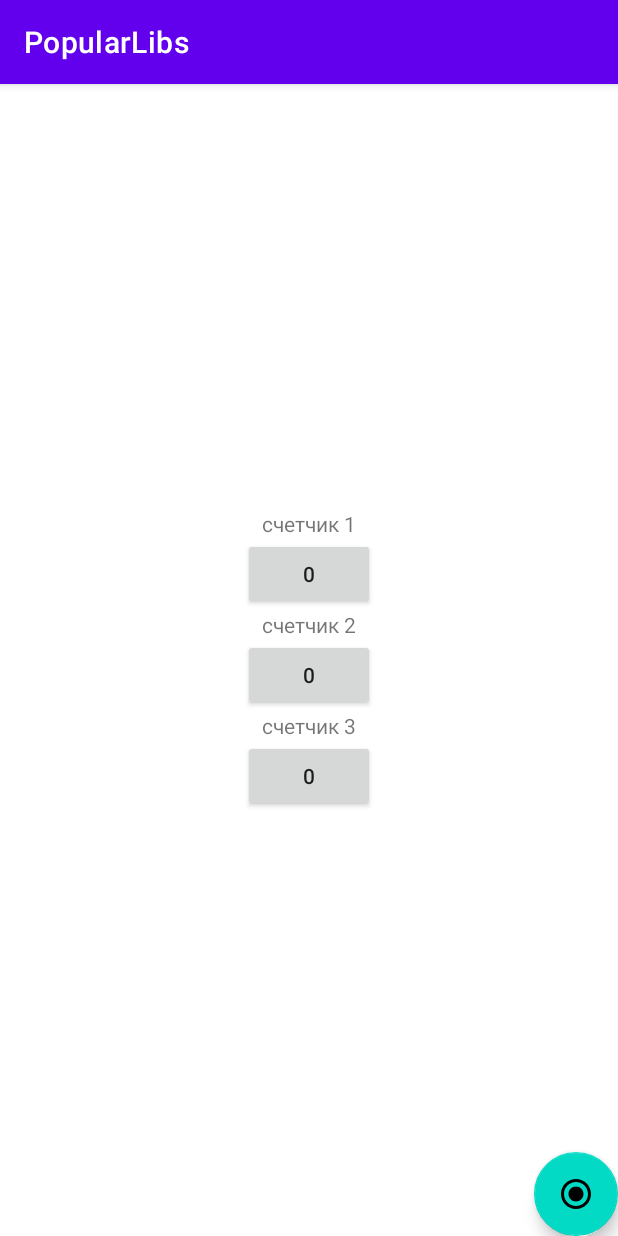
After one commit to serbinav/gb_android_pop_libs, an Android app: the fragment CounterFragment placed in its activity, on a phone screen of 412 x 824 dp. The commit adds this screen. Run offline under Robolectric (Android 15) with nearby library versions, the phone set to English and light mode, and no system bars.

Commit message:
перенес логику из Activity во Fragment, добавил fab для открытия Fragment со счетчиками

```diff
--- a/app/build.gradle
+++ b/app/build.gradle
@@ -41,6 +41,7 @@ dependencies {
     implementation 'androidx.appcompat:appcompat:1.4.0'
     implementation 'com.google.android.material:material:1.4.0'
     implementation 'androidx.constraintlayout:constraintlayout:2.1.2'
+    implementation 'androidx.legacy:legacy-support-v4:1.0.0'
     testImplementation 'junit:junit:4.+'
     androidTestImplementation 'androidx.test.ext:junit:1.1.3'
     androidTestImplementation 'androidx.test.espresso:espresso-core:3.4.0'
--- a/app/src/main/AndroidManifest.xml
+++ b/app/src/main/AndroidManifest.xml
@@ -10,7 +10,7 @@
         android:supportsRtl="true"
         android:theme="@style/Theme.PopularLibs">
         <activity
-            android:name=".MainActivity"
+            android:name=".ui.MainActivity"
             android:exported="true">
             <intent-filter>
                 <action android:name="android.intent.action.MAIN" />
--- /dev/null
+++ b/app/src/main/java/com/example/popularlibs/ui/CounterFragment.kt
@@ -0,0 +1,51 @@
+package com.example.popularlibs.ui
+
+import android.os.Bundle
+import androidx.fragment.app.Fragment
+import android.view.LayoutInflater
+import android.view.View
+import android.view.ViewGroup
+import com.example.popularlibs.*
+import com.example.popularlibs.databinding.FragmentCounterBinding
+
+class CounterFragment : Fragment(), MainView {
+
+    private var _binding: FragmentCounterBinding? = null
+    private val binding get() = _binding!!
+    private val presenter = MainPresenter(this)
+
+    override fun onCreateView(
+        inflater: LayoutInflater, container: ViewGroup?,
+        savedInstanceState: Bundle?
+    ): View {
+        _binding = FragmentCounterBinding.inflate(inflater, container, false)
+        return binding.root
+    }
+
+    override fun onDestroyView() {
+        _binding = null
+        super.onDestroyView()
+    }
+
+    override fun onViewCreated(view: View, savedInstanceState: Bundle?) {
+        super.onViewCreated(view, savedInstanceState)
+
+        binding.btnOne.setOnClickListener {
+            presenter.counterClick(ButtonTypeEnum.FIRST_BUTTON)
+        }
+        binding.btnTwo.setOnClickListener {
+            presenter.counterClick(ButtonTypeEnum.SECOND_BUTTON)
+        }
+        binding.btnThree.setOnClickListener {
+            presenter.counterClick(ButtonTypeEnum.THIRD_BUTTON)
+        }
+    }
+
+    override fun setButtonText(model: ButtonUiModel) {
+        when(model.index){
+            ButtonTypeEnum.FIRST_BUTTON -> binding.btnOne.text = model.value
+            ButtonTypeEnum.SECOND_BUTTON -> binding.btnTwo.text = model.value
+            ButtonTypeEnum.THIRD_BUTTON -> binding.btnThree.text = model.value
+        }
+    }
+}
--- /dev/null
+++ b/app/src/main/java/com/example/popularlibs/ui/MainActivity.kt
@@ -0,0 +1,40 @@
+package com.example.popularlibs.ui
+
+import androidx.appcompat.app.AppCompatActivity
+import android.os.Bundle
+import com.example.popularlibs.databinding.ActivityMainBinding
+
+class MainActivity : AppCompatActivity() {
+
+    private lateinit var binding: ActivityMainBinding
+
+    override fun onCreate(savedInstanceState: Bundle?) {
+        super.onCreate(savedInstanceState)
+        binding = ActivityMainBinding.inflate(layoutInflater)
+        setContentView(binding.root)
+
+        binding.fab.setOnClickListener{
+            supportFragmentManager.beginTransaction()
+                .replace(binding.container.id, CounterFragment())
+                .commitNow()
+        }
+    }
+}
+
+//    Напомню ДЗ мы договорились делать отличное от методички:
+//    Делаем простую форму авторизации.
+//    Сверстайте два fragment'a. Первый содержит два EditText:
+//    1) editText логина
+//    2) editText пароля
+//    3) кнопка продолжить
+//    По нажатию на кнопку продолжить логин и пароль пересылаются в презентер 1 фрагмента.
+//    Презентер1 валидирует введенные данные, что они не пустые и с помощью чичероне кидает на второй экран.
+//    На втором экране прокинуть и отобразить в textView логин, который мы ввели editText на предыдущем экране.
+//    Обязательный стек технологий: viewBinding, moxy, cicerone и все это с одним activity
+//    В прикрепленных файлах ссылка на гит с кодом урока в помощь
+//-------------------------------------------------------------------------------------------
+//    В проекте урока есть серьёзная неточность, что делает презентер не тестируемым:
+//    ссылки на Android-фреймворк. В методе buttonClick используются конструкции типа
+//    R.id.btnCounter1, которых не должно быть в презентере. Переделайте код этого метода,
+//    а также вызывающего метода представления так, чтобы в презентере остался только чистый
+//    Kotlin-код.
--- /dev/null
+++ b/app/src/main/res/drawable/ic_baseline_radio_button_checked_24.xml
@@ -0,0 +1,10 @@
+<vector xmlns:android="http://schemas.android.com/apk/res/android"
+    android:width="24dp"
+    android:height="24dp"
+    android:viewportWidth="24"
+    android:viewportHeight="24"
+    android:tint="?attr/colorControlNormal">
+  <path
+      android:fillColor="@android:color/white"
+      android:pathData="M12,7c-2.76,0 -5,2.24 -5,5s2.24,5 5,5 5,-2.24 5,-5 -2.24,-5 -5,-5zM12,2C6.48,2 2,6.48 2,12s4.48,10 10,10 10,-4.48 10,-10S17.52,2 12,2zM12,20c-4.42,0 -8,-3.58 -8,-8s3.58,-8 8,-8 8,3.58 8,8 -3.58,8 -8,8z"/>
+</vector>
--- a/app/src/main/res/layout/activity_main.xml
+++ b/app/src/main/res/layout/activity_main.xml
@@ -1,70 +1,22 @@
 <?xml version="1.0" encoding="utf-8"?>
-<androidx.constraintlayout.widget.ConstraintLayout xmlns:android="http://schemas.android.com/apk/res/android"
-    xmlns:app="http://schemas.android.com/apk/res-auto"
+<FrameLayout xmlns:android="http://schemas.android.com/apk/res/android"
     xmlns:tools="http://schemas.android.com/tools"
     android:layout_width="match_parent"
     android:layout_height="match_parent"
-    tools:context=".MainActivity">
+    tools:context=".ui.MainActivity"
+    android:orientation="vertical">
 
-    <androidx.appcompat.widget.AppCompatTextView
-        android:id="@+id/text_one"
+    <androidx.fragment.app.FragmentContainerView
+        android:id="@+id/container"
+        android:layout_width="match_parent"
+        android:layout_height="match_parent"/>
+
+    <com.google.android.material.floatingactionbutton.FloatingActionButton
+        android:id="@+id/fab"
         android:layout_width="wrap_content"
         android:layout_height="wrap_content"
-        android:text="@string/counter_one"
-        app:layout_constraintBottom_toTopOf="@+id/btn_one"
-        app:layout_constraintLeft_toLeftOf="parent"
-        app:layout_constraintRight_toRightOf="parent"
-        app:layout_constraintTop_toTopOf="parent"
-        app:layout_constraintVertical_chainStyle="packed" />
-
-    <androidx.appcompat.widget.AppCompatButton
-        android:id="@+id/btn_one"
-        android:layout_width="wrap_content"
-        android:layout_height="wrap_content"
-        android:text="@string/start_count"
-        app:layout_constraintBottom_toTopOf="@+id/text_two"
-        app:layout_constraintLeft_toLeftOf="parent"
-        app:layout_constraintRight_toRightOf="parent"
-        app:layout_constraintTop_toBottomOf="@+id/text_one" />
-
-    <androidx.appcompat.widget.AppCompatTextView
-        android:id="@+id/text_two"
-        android:layout_width="wrap_content"
-        android:layout_height="wrap_content"
-        android:text="@string/counter_two"
-        app:layout_constraintBottom_toTopOf="@+id/btn_two"
-        app:layout_constraintLeft_toLeftOf="parent"
-        app:layout_constraintRight_toRightOf="parent"
-        app:layout_constraintTop_toBottomOf="@+id/btn_one" />
-
-    <androidx.appcompat.widget.AppCompatButton
-        android:id="@+id/btn_two"
-        android:layout_width="wrap_content"
-        android:layout_height="wrap_content"
-        android:text="@string/start_count"
-        app:layout_constraintBottom_toTopOf="@+id/text_three"
-        app:layout_constraintLeft_toLeftOf="parent"
-        app:layout_constraintRight_toRightOf="parent"
-        app:layout_constraintTop_toBottomOf="@+id/text_two" />
-
-    <androidx.appcompat.widget.AppCompatTextView
-        android:id="@+id/text_three"
-        android:layout_width="wrap_content"
-        android:layout_height="wrap_content"
-        android:text="@string/counter_three"
-        app:layout_constraintBottom_toTopOf="@+id/btn_three"
-        app:layout_constraintLeft_toLeftOf="parent"
-        app:layout_constraintRight_toRightOf="parent"
-        app:layout_constraintTop_toBottomOf="@+id/btn_two" />
-
-    <androidx.appcompat.widget.AppCompatButton
-        android:id="@+id/btn_three"
-        android:layout_width="wrap_content"
-        android:layout_height="wrap_content"
-        android:text="@string/start_count"
-        app:layout_constraintBottom_toBottomOf="parent"
-        app:layout_constraintLeft_toLeftOf="parent"
-        app:layout_constraintRight_toRightOf="parent"
-        app:layout_constraintTop_toBottomOf="@+id/text_three" />
-
-</androidx.constraintlayout.widget.ConstraintLayout>
+        android:background="@color/teal_700"
+        android:src="@drawable/ic_baseline_radio_button_checked_24"
+        android:layout_gravity="bottom|end"
+        />
+</FrameLayout>
--- /dev/null
+++ b/app/src/main/res/layout/fragment_counter.xml
@@ -0,0 +1,70 @@
+<?xml version="1.0" encoding="utf-8"?>
+<androidx.constraintlayout.widget.ConstraintLayout xmlns:android="http://schemas.android.com/apk/res/android"
+    xmlns:tools="http://schemas.android.com/tools"
+    android:layout_width="match_parent"
+    android:layout_height="match_parent"
+    xmlns:app="http://schemas.android.com/apk/res-auto"
+    tools:context=".ui.CounterFragment">
+
+    <androidx.appcompat.widget.AppCompatTextView
+        android:id="@+id/text_one"
+        android:layout_width="wrap_content"
+        android:layout_height="wrap_content"
+        android:text="@string/counter_one"
+        app:layout_constraintBottom_toTopOf="@+id/btn_one"
+        app:layout_constraintLeft_toLeftOf="parent"
+        app:layout_constraintRight_toRightOf="parent"
+        app:layout_constraintTop_toTopOf="parent"
+        app:layout_constraintVertical_chainStyle="packed" />
+
+    <androidx.appcompat.widget.AppCompatButton
+        android:id="@+id/btn_one"
+        android:layout_width="wrap_content"
+        android:layout_height="wrap_content"
+        android:text="@string/start_count"
+        app:layout_constraintBottom_toTopOf="@+id/text_two"
+        app:layout_constraintLeft_toLeftOf="parent"
+        app:layout_constraintRight_toRightOf="parent"
+        app:layout_constraintTop_toBottomOf="@+id/text_one" />
+
+    <androidx.appcompat.widget.AppCompatTextView
+        android:id="@+id/text_two"
+        android:layout_width="wrap_content"
+        android:layout_height="wrap_content"
+        android:text="@string/counter_two"
+        app:layout_constraintBottom_toTopOf="@+id/btn_two"
+        app:layout_constraintLeft_toLeftOf="parent"
+        app:layout_constraintRight_toRightOf="parent"
+        app:layout_constraintTop_toBottomOf="@+id/btn_one" />
+
+    <androidx.appcompat.widget.AppCompatButton
+        android:id="@+id/btn_two"
+        android:layout_width="wrap_content"
+        android:layout_height="wrap_content"
+        android:text="@string/start_count"
+        app:layout_constraintBottom_toTopOf="@+id/text_three"
+        app:layout_constraintLeft_toLeftOf="parent"
+        app:layout_constraintRight_toRightOf="parent"
+        app:layout_constraintTop_toBottomOf="@+id/text_two" />
+
+    <androidx.appcompat.widget.AppCompatTextView
+        android:id="@+id/text_three"
+        android:layout_width="wrap_content"
+        android:layout_height="wrap_content"
+        android:text="@string/counter_three"
+        app:layout_constraintBottom_toTopOf="@+id/btn_three"
+        app:layout_constraintLeft_toLeftOf="parent"
+        app:layout_constraintRight_toRightOf="parent"
+        app:layout_constraintTop_toBottomOf="@+id/btn_two" />
+
+    <androidx.appcompat.widget.AppCompatButton
+        android:id="@+id/btn_three"
+        android:layout_width="wrap_content"
+        android:layout_height="wrap_content"
+        android:text="@string/start_count"
+        app:layout_constraintBottom_toBottomOf="parent"
+        app:layout_constraintLeft_toLeftOf="parent"
+        app:layout_constraintRight_toRightOf="parent"
+        app:layout_constraintTop_toBottomOf="@+id/text_three" />
+
+</androidx.constraintlayout.widget.ConstraintLayout>
--- a/app/src/main/res/values/strings.xml
+++ b/app/src/main/res/values/strings.xml
@@ -4,4 +4,5 @@
     <string name="counter_two">счетчик 2</string>
     <string name="counter_three">счетчик 3</string>
     <string name="start_count">0</string>
+    <string name="hello_blank_fragment">Hello blank fragment</string>
 </resources>
```
Also changed, not shown: app/src/main/java/com/example/popularlibs/MainActivity.kt (deleted, +0 -35 lines).
